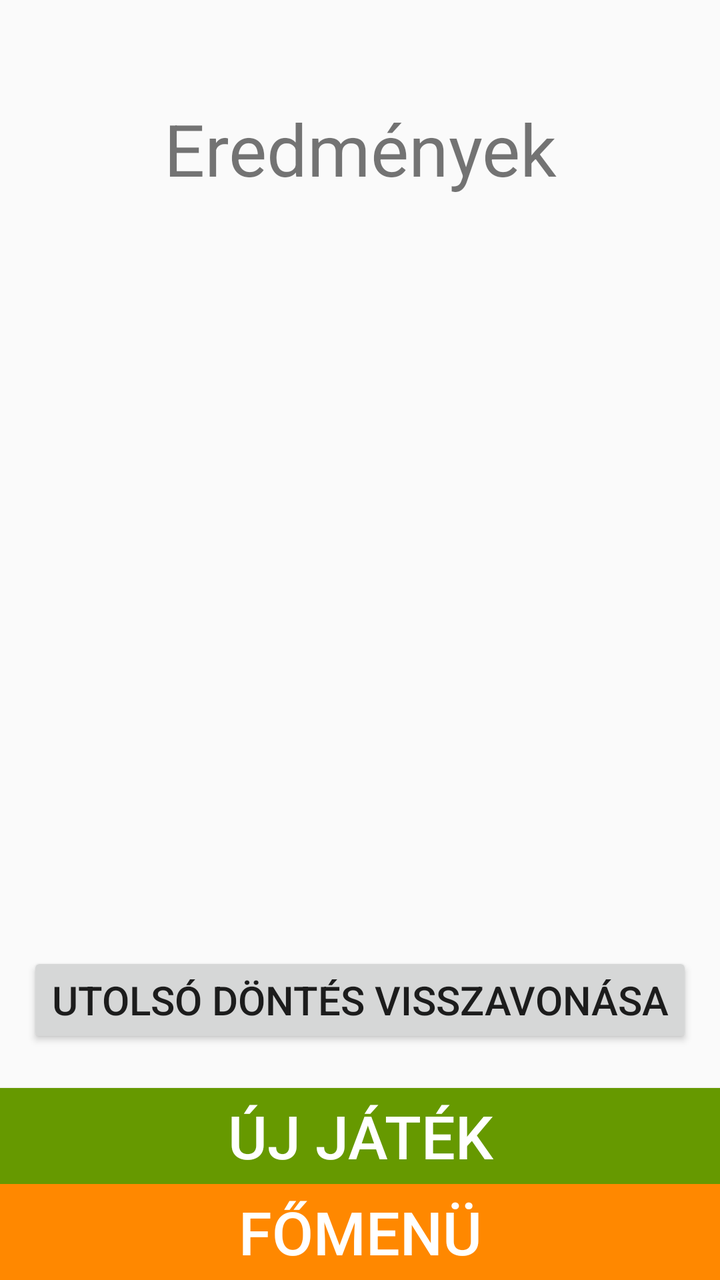
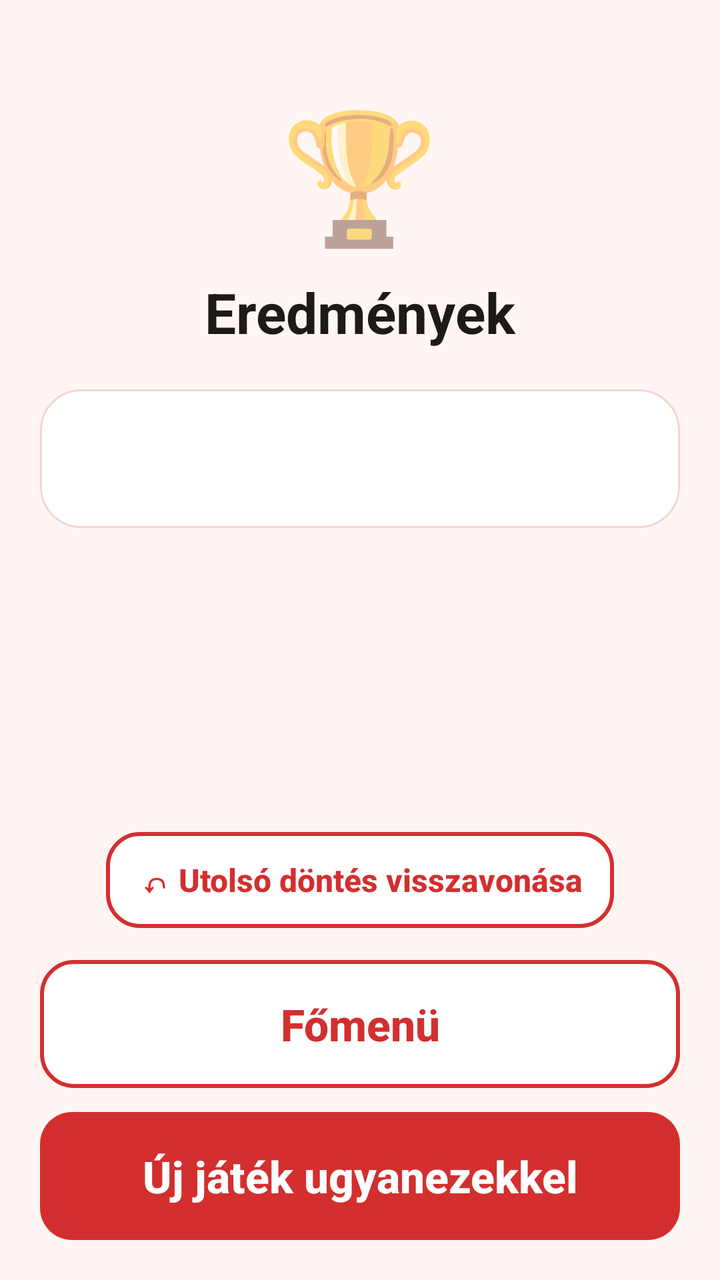

Screens rendered from an Android XML layout before and after an edit, with the pre-edit source and the edit as a unified diff.
<!-- AndroidManifest.xml: application theme AppTheme -->
<!-- res/layout/activity_result.xml -->
<?xml version="1.0" encoding="utf-8"?>
<RelativeLayout xmlns:android="http://schemas.android.com/apk/res/android"
    xmlns:tools="http://schemas.android.com/tools"
    android:layout_width="match_parent"
    android:layout_height="match_parent"
    tools:context=".ResultActivity">

    <TextView
        android:layout_width="match_parent"
        android:layout_height="wrap_content"
        android:id="@+id/ResultTitle"
        android:text="Eredmények"
        android:textAlignment="center"
        android:textSize="36sp"
        android:layout_marginTop="50dp"/>

    <ScrollView
        android:layout_width="match_parent"
        android:layout_height="wrap_content"
        android:layout_below="@+id/ResultTitle"
        android:layout_above="@+id/ButtonUndoResult"
        android:layout_marginTop="30dp">

        <TextView
            android:layout_width="match_parent"
            android:layout_height="wrap_content"
            android:id="@+id/Scoreboard"
            android:paddingStart="30dp"
            android:paddingEnd="30dp"
            android:textSize="28sp"/>
    </ScrollView>

    <Button
        android:layout_width="wrap_content"
        android:layout_height="wrap_content"
        android:id="@+id/ButtonUndoResult"
        android:layout_centerHorizontal="true"
        android:layout_above="@+id/ButtonNewGame"
        android:layout_marginBottom="20dp"
        android:text="Utolsó döntés visszavonása"
        android:textSize="20sp"/>

    <Button
        android:layout_width="match_parent"
        android:layout_height="wrap_content"
        android:id="@+id/ButtonNewGame"
        android:layout_above="@+id/ButtonMainMenu"
        android:text="Új játék"
        android:textSize="30sp"
        android:textColor="@android:color/white"
        android:background="@android:color/holo_green_dark"/>

    <Button
        android:layout_width="match_parent"
        android:layout_height="wrap_content"
        android:id="@+id/ButtonMainMenu"
        android:layout_alignParentBottom="true"
        android:text="Főmenü"
        android:textSize="30sp"
        android:textColor="@android:color/white"
        android:background="@android:color/holo_orange_dark"/>

</RelativeLayout>
<!-- resources referenced by this layout -->
<resources>
  <style name="AppTheme" parent="Theme.AppCompat.Light.DarkActionBar">
          
          <item name="colorPrimary">@color/colorPrimary</item>
          <item name="colorPrimaryDark">@color/colorPrimaryDark</item>
          <item name="colorAccent">@color/colorAccent</item>
      </style>
  <color name="colorPrimary">#6200EE</color>
  <color name="colorPrimaryDark">#3700B3</color>
  <color name="colorAccent">#03DAC5</color>
</resources>

<!-- the commit's change to res/layout/activity_result.xml (unified diff, before → after) -->
@@ -1,63 +1,55 @@
 <?xml version="1.0" encoding="utf-8"?>
-<RelativeLayout xmlns:android="http://schemas.android.com/apk/res/android"
+<LinearLayout xmlns:android="http://schemas.android.com/apk/res/android"
     xmlns:tools="http://schemas.android.com/tools"
-    android:layout_width="match_parent"
-    android:layout_height="match_parent"
+    style="@style/Screen"
+    android:gravity="center_horizontal"
     tools:context=".ResultActivity">
 
     <TextView
-        android:layout_width="match_parent"
+        android:layout_width="wrap_content"
         android:layout_height="wrap_content"
+        android:layout_marginTop="24dp"
+        android:text="🏆"
+        android:textSize="64sp" />
+
+    <TextView
+        style="@style/ScreenTitle"
         android:id="@+id/ResultTitle"
-        android:text="Eredmények"
-        android:textAlignment="center"
-        android:textSize="36sp"
-        android:layout_marginTop="50dp"/>
+        android:layout_marginTop="8dp"
+        android:text="Eredmények" />
 
     <ScrollView
         android:layout_width="match_parent"
-        android:layout_height="wrap_content"
-        android:layout_below="@+id/ResultTitle"
-        android:layout_above="@+id/ButtonUndoResult"
-        android:layout_marginTop="30dp">
+        android:layout_height="0dp"
+        android:layout_weight="1"
+        android:layout_marginTop="20dp">
 
         <TextView
+            style="@style/Card"
             android:layout_width="match_parent"
             android:layout_height="wrap_content"
             android:id="@+id/Scoreboard"
-            android:paddingStart="30dp"
-            android:paddingEnd="30dp"
-            android:textSize="28sp"/>
+            android:lineSpacingExtra="10dp"
+            android:textColor="@color/textPrimary"
+            android:textSize="22sp" />
     </ScrollView>
 
     <Button
-        android:layout_width="wrap_content"
-        android:layout_height="wrap_content"
+        style="@style/ButtonSmall"
         android:id="@+id/ButtonUndoResult"
-        android:layout_centerHorizontal="true"
-        android:layout_above="@+id/ButtonNewGame"
-        android:layout_marginBottom="20dp"
-        android:text="Utolsó döntés visszavonása"
-        android:textSize="20sp"/>
+        android:layout_marginTop="16dp"
+        android:text="↶ Utolsó döntés visszavonása" />
 
     <Button
-        android:layout_width="match_parent"
-        android:layout_height="wrap_content"
-        android:id="@+id/ButtonNewGame"
-        android:layout_above="@+id/ButtonMainMenu"
-        android:text="Új játék"
-        android:textSize="30sp"
-        android:textColor="@android:color/white"
-        android:background="@android:color/holo_green_dark"/>
+        style="@style/ButtonSecondary"
+        android:id="@+id/ButtonMainMenu"
+        android:layout_marginTop="16dp"
+        android:text="Főmenü" />
 
     <Button
-        android:layout_width="match_parent"
-        android:layout_height="wrap_content"
-        android:id="@+id/ButtonMainMenu"
-        android:layout_alignParentBottom="true"
-        android:text="Főmenü"
-        android:textSize="30sp"
-        android:textColor="@android:color/white"
-        android:background="@android:color/holo_orange_dark"/>
+        style="@style/ButtonPrimary"
+        android:id="@+id/ButtonNewGame"
+        android:layout_marginTop="12dp"
+        android:text="Új játék ugyanezekkel" />
 
-</RelativeLayout>
+</LinearLayout>
<!-- resource entries referenced after the edit -->
@@ -1,13 +1,119 @@
 <!-- resources referenced by this layout -->
 <resources>
-  <style name="AppTheme" parent="Theme.AppCompat.Light.DarkActionBar">
-          
+  <color name="textPrimary">#1F1A1A</color>
+  <style name="ButtonPrimary" parent="ButtonBase">
+          <item name="android:background">@drawable/btn_primary</item>
+          <item name="android:textColor">@color/surface</item>
+      </style>
+  <style name="ButtonSecondary" parent="ButtonBase">
+          <item name="android:background">@drawable/btn_secondary</item>
+          <item name="android:textColor">@color/text_secondary_button</item>
+      </style>
+  <style name="ButtonSmall" parent="ButtonSecondary">
+          <item name="android:layout_width">wrap_content</item>
+          <item name="android:layout_height">48dp</item>
+          <item name="android:textSize">16sp</item>
+          <item name="android:paddingStart">16dp</item>
+          <item name="android:paddingEnd">16dp</item>
+      </style>
+  <style name="Card">
+          <item name="android:background">@drawable/bg_card</item>
+          <item name="android:padding">20dp</item>
+      </style>
+  <style name="Screen">
+          <item name="android:layout_width">match_parent</item>
+          <item name="android:layout_height">match_parent</item>
+          <item name="android:orientation">vertical</item>
+          <item name="android:padding">20dp</item>
+          <item name="android:background">@color/background</item>
+      </style>
+  <style name="ScreenTitle">
+          <item name="android:layout_width">wrap_content</item>
+          <item name="android:layout_height">wrap_content</item>
+          <item name="android:textSize">28sp</item>
+          <item name="android:textStyle">bold</item>
+          <item name="android:textColor">@color/textPrimary</item>
+      </style>
+  <style name="AppTheme" parent="Theme.AppCompat.Light.NoActionBar">
           <item name="colorPrimary">@color/colorPrimary</item>
           <item name="colorPrimaryDark">@color/colorPrimaryDark</item>
           <item name="colorAccent">@color/colorAccent</item>
+          <item name="android:windowBackground">@color/background</item>
+          <item name="android:textColorPrimary">@color/textPrimary</item>
+          <item name="android:textColorSecondary">@color/textSecondary</item>
       </style>
-  <color name="colorPrimary">#6200EE</color>
-  <color name="colorPrimaryDark">#3700B3</color>
-  <color name="colorAccent">#03DAC5</color>
+  <style name="ButtonBase" parent="Widget.AppCompat.Button">
+          <item name="android:layout_width">match_parent</item>
+          <item name="android:layout_height">64dp</item>
+          <item name="android:textSize">22sp</item>
+          <item name="android:textStyle">bold</item>
+          <item name="android:textAllCaps">false</item>
+          <item name="android:stateListAnimator">@null</item>
+          <item name="android:paddingStart">20dp</item>
+          <item name="android:paddingEnd">20dp</item>
+      </style>
+  <!-- drawable btn_primary (drawable) -->
+  <?xml version="1.0" encoding="utf-8"?>
+  <selector xmlns:android="http://schemas.android.com/apk/res/android">
+      <item android:state_enabled="false">
+          <shape android:shape="rectangle">
+              <corners android:radius="16dp" />
+              <solid android:color="@color/disabled" />
+          </shape>
+      </item>
+      <item android:state_pressed="true">
+          <shape android:shape="rectangle">
+              <corners android:radius="16dp" />
+              <solid android:color="@color/colorPrimaryDark" />
+          </shape>
+      </item>
+      <item>
+          <shape android:shape="rectangle">
+              <corners android:radius="16dp" />
+              <solid android:color="@color/colorPrimary" />
+          </shape>
+      </item>
+  </selector>
+  <color name="surface">#FFFFFF</color>
+  <!-- drawable btn_secondary (drawable) -->
+  <?xml version="1.0" encoding="utf-8"?>
+  <selector xmlns:android="http://schemas.android.com/apk/res/android">
+      <item android:state_enabled="false">
+          <shape android:shape="rectangle">
+              <corners android:radius="16dp" />
+              <solid android:color="@color/surface" />
+              <stroke android:width="2dp" android:color="@color/disabled" />
+          </shape>
+      </item>
+      <item android:state_pressed="true">
+          <shape android:shape="rectangle">
+              <corners android:radius="16dp" />
+              <solid android:color="@color/pinkLight" />
+              <stroke android:width="2dp" android:color="@color/colorPrimary" />
+          </shape>
+      </item>
+      <item>
+          <shape android:shape="rectangle">
+              <corners android:radius="16dp" />
+              <solid android:color="@color/surface" />
+              <stroke android:width="2dp" android:color="@color/colorPrimary" />
+          </shape>
+      </item>
+  </selector>
+  <!-- drawable bg_card (drawable) -->
+  <?xml version="1.0" encoding="utf-8"?>
+  <shape xmlns:android="http://schemas.android.com/apk/res/android" android:shape="rectangle">
+      <corners android:radius="20dp" />
+      <solid android:color="@color/surface" />
+      <stroke android:width="1dp" android:color="@color/outline" />
+  </shape>
+  <color name="background">#FFF6F4</color>
+  <color name="colorPrimary">#D32F2F</color>
+  <color name="colorPrimaryDark">#9A0007</color>
+  <color name="colorAccent">#D32F2F</color>
+  <color name="textSecondary">#6E6262</color>
+  <color name="disabled">#E0D6D5</color>
+  <color name="pinkLight">#FCE4EC</color>
+  <color name="outline">#F2D6D3</color>
 </resources>
 
